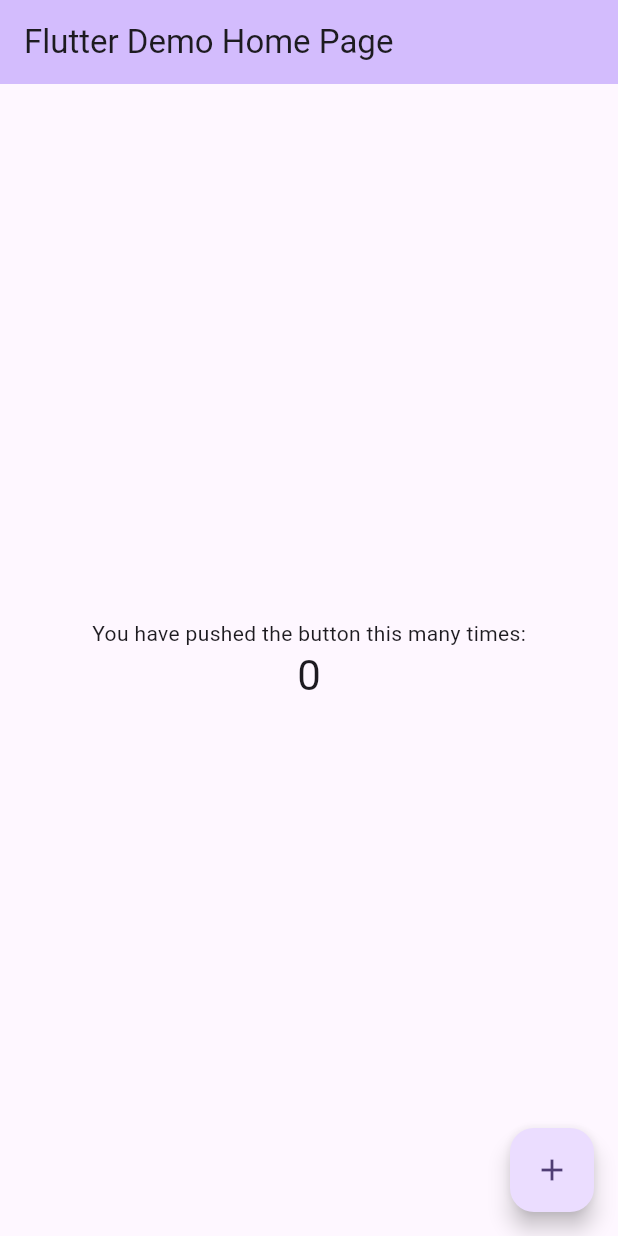
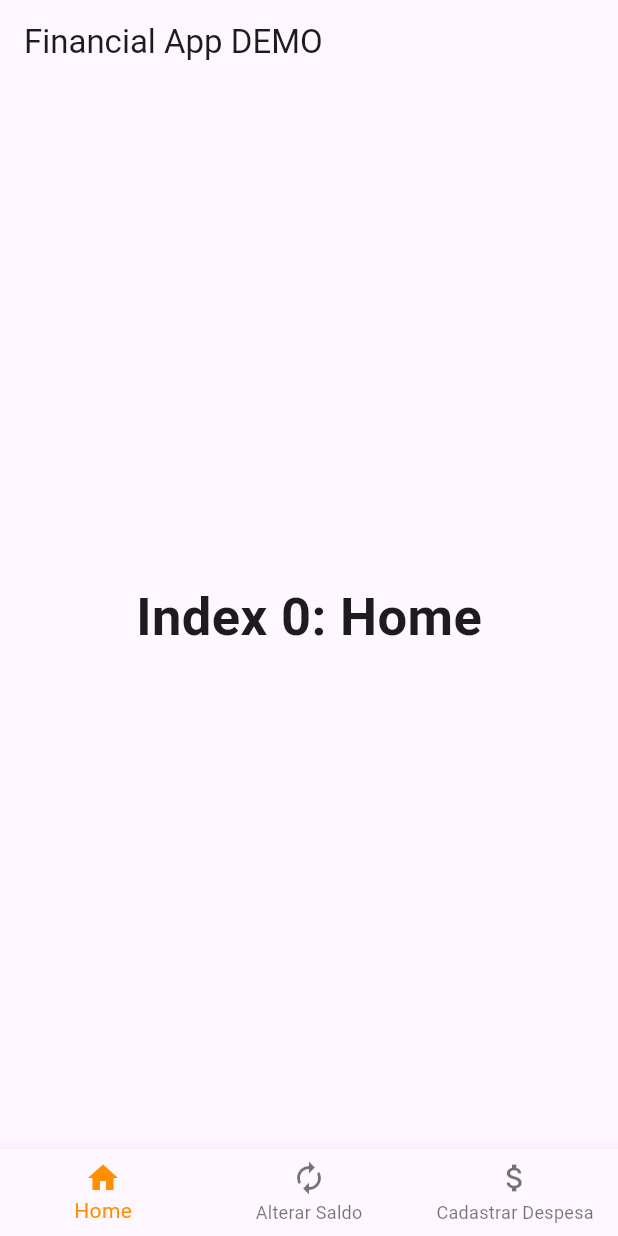
Before and after one commit to samaraasbatista/Financial_App, a Flutter app: the screen it shows after launch, on a phone screen of 412 x 824 dp. Run offline on Flutter 3.47's test engine with Material 3 defaults, Android fonts, the light colour scheme and no system bars.

Commit message:
Criação de um menu com opções

```diff
--- a/lib/main.dart
+++ b/lib/main.dart
@@ -1,125 +1,77 @@
 import 'package:flutter/material.dart';
 
-void main() {
-  runApp(const MyApp());
-}
+void main() => runApp(const MyApp());
 
 class MyApp extends StatelessWidget {
   const MyApp({super.key});
 
-  // This widget is the root of your application.
   @override
   Widget build(BuildContext context) {
-    return MaterialApp(
-      title: 'Flutter Demo',
-      theme: ThemeData(
-        // This is the theme of your application.
-        //
-        // TRY THIS: Try running your application with "flutter run". You'll see
-        // the application has a purple toolbar. Then, without quitting the app,
-        // try changing the seedColor in the colorScheme below to Colors.green
-        // and then invoke "hot reload" (save your changes or press the "hot
-        // reload" button in a Flutter-supported IDE, or press "r" if you used
-        // the command line to start the app).
-        //
-        // Notice that the counter didn't reset back to zero; the application
-        // state is not lost during the reload. To reset the state, use hot
-        // restart instead.
-        //
-        // This works for code too, not just values: Most code changes can be
-        // tested with just a hot reload.
-        colorScheme: ColorScheme.fromSeed(seedColor: Colors.deepPurple),
-        useMaterial3: true,
-      ),
-      home: const MyHomePage(title: 'Flutter Demo Home Page'),
+    return const MaterialApp(
+      home: HomePageApp(),
     );
   }
 }
 
-class MyHomePage extends StatefulWidget {
-  const MyHomePage({super.key, required this.title});
-
-  // This widget is the home page of your application. It is stateful, meaning
-  // that it has a State object (defined below) that contains fields that affect
-  // how it looks.
-
-  // This class is the configuration for the state. It holds the values (in this
-  // case the title) provided by the parent (in this case the App widget) and
-  // used by the build method of the State. Fields in a Widget subclass are
-  // always marked "final".
-
-  final String title;
+class HomePageApp extends StatefulWidget {
+  const HomePageApp({super.key});
 
   @override
-  State<MyHomePage> createState() => _MyHomePageState();
+  State<HomePageApp> createState() => _BottomNavigationBarExampleState();
 }
 
-class _MyHomePageState extends State<MyHomePage> {
-  int _counter = 0;
+class _BottomNavigationBarExampleState extends State<HomePageApp> {
+  int _selectedIndex = 0;
+  static const TextStyle optionStyle = TextStyle(fontSize: 35, fontWeight: FontWeight.bold);
+  static const List<Widget> _widgetOptions = <Widget>[
+    Text(
+      'Index 0: Home',
+      style: optionStyle,
+    ),
+    Text(
+      'Index 1: Business',
+      style: optionStyle,
+    ),
+    Text(
+      'Index 2: School',
+      style: optionStyle,
+    ),
+  ];
 
-  void _incrementCounter() {
+  void _onItemTapped(int index) {
     setState(() {
-      // This call to setState tells the Flutter framework that something has
-      // changed in this State, which causes it to rerun the build method below
-      // so that the display can reflect the updated values. If we changed
-      // _counter without calling setState(), then the build method would not be
-      // called again, and so nothing would appear to happen.
-      _counter++;
+      _selectedIndex = index;
     });
   }
 
   @override
   Widget build(BuildContext context) {
-    // This method is rerun every time setState is called, for instance as done
-    // by the _incrementCounter method above.
-    //
-    // The Flutter framework has been optimized to make rerunning build methods
-    // fast, so that you can just rebuild anything that needs updating rather
-    // than having to individually change instances of widgets.
     return Scaffold(
       appBar: AppBar(
-        // TRY THIS: Try changing the color here to a specific color (to
-        // Colors.amber, perhaps?) and trigger a hot reload to see the AppBar
-        // change color while the other colors stay the same.
-        backgroundColor: Theme.of(context).colorScheme.inversePrimary,
-        // Here we take the value from the MyHomePage object that was created by
-        // the App.build method, and use it to set our appbar title.
-        title: Text(widget.title),
+        title: const Text('Financial App DEMO'),
       ),
       body: Center(
-        // Center is a layout widget. It takes a single child and positions it
-        // in the middle of the parent.
-        child: Column(
-          // Column is also a layout widget. It takes a list of children and
-          // arranges them vertically. By default, it sizes itself to fit its
-          // children horizontally, and tries to be as tall as its parent.
-          //
-          // Column has various properties to control how it sizes itself and
-          // how it positions its children. Here we use mainAxisAlignment to
-          // center the children vertically; the main axis here is the vertical
-          // axis because Columns are vertical (the cross axis would be
-          // horizontal).
-          //
-          // TRY THIS: Invoke "debug painting" (choose the "Toggle Debug Paint"
-          // action in the IDE, or press "p" in the console), to see the
-          // wireframe for each widget.
-          mainAxisAlignment: MainAxisAlignment.center,
-          children: <Widget>[
-            const Text(
-              'You have pushed the button this many times:',
-            ),
-            Text(
-              '$_counter',
-              style: Theme.of(context).textTheme.headlineMedium,
-            ),
-          ],
-        ),
+        child: _widgetOptions.elementAt(_selectedIndex),
       ),
-      floatingActionButton: FloatingActionButton(
-        onPressed: _incrementCounter,
-        tooltip: 'Increment',
-        child: const Icon(Icons.add),
-      ), // This trailing comma makes auto-formatting nicer for build methods.
+      bottomNavigationBar: BottomNavigationBar(
+        items: const <BottomNavigationBarItem>[
+          BottomNavigationBarItem(
+            icon: Icon(Icons.home),
+            label: 'Home',
+          ),
+          BottomNavigationBarItem(
+            icon: Icon(Icons.autorenew),
+            label: 'Alterar Saldo',
+          ),
+          BottomNavigationBarItem(
+            icon: Icon(Icons.attach_money),
+            label: 'Cadastrar Despesa',
+          ),
+        ],
+        currentIndex: _selectedIndex,
+        selectedItemColor: Colors.amber[800],
+        onTap: _onItemTapped,
+      ),
     );
   }
 }
```
